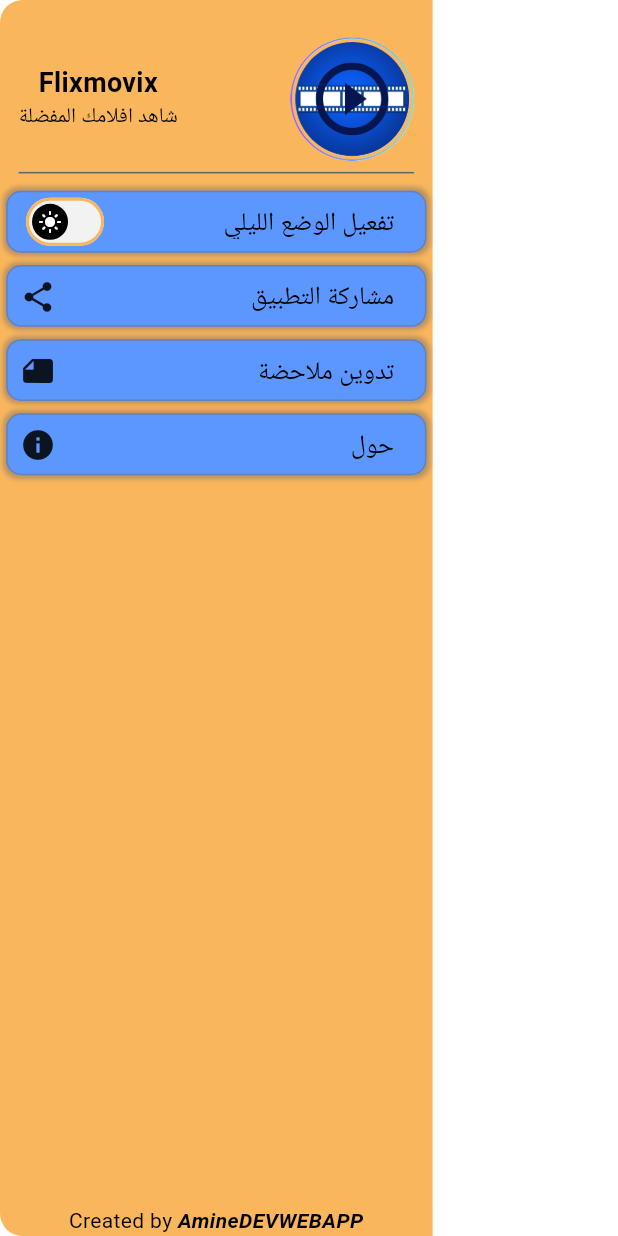
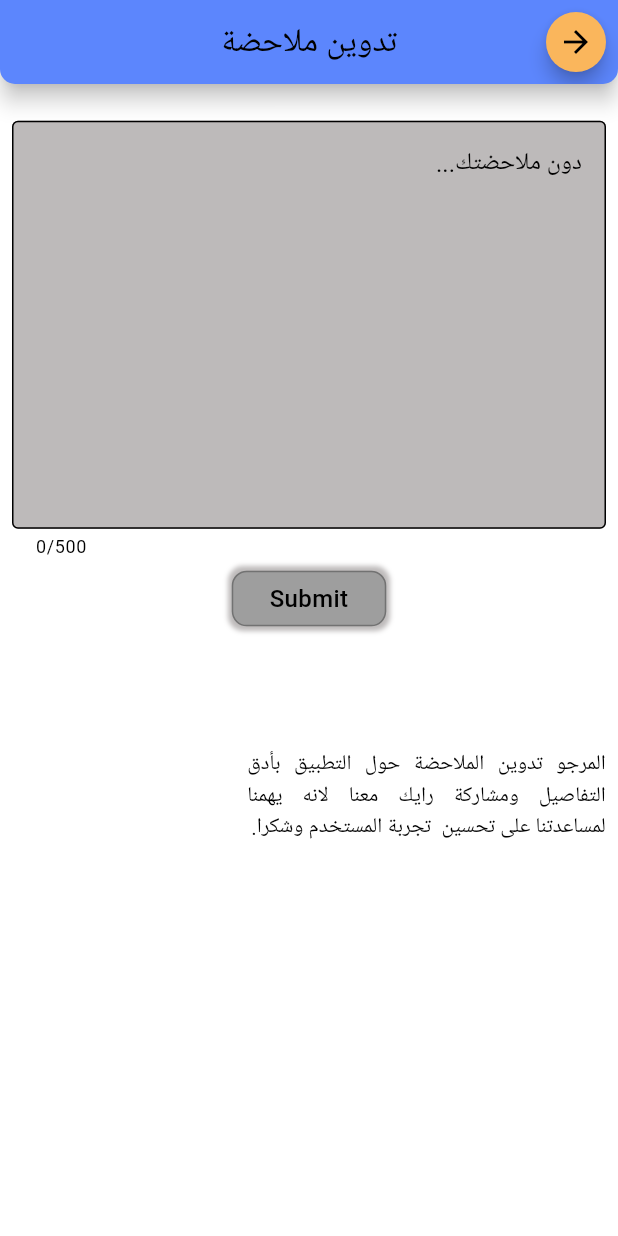
Before and after one commit to AmineDEVWEBAPP/flixmovix, a Flutter app: the HomeDrawer widget shown alone on an empty page, opened directly, after a tap on "تدوين ملاحضة", on a phone screen of 412 x 824 dp. Run offline on Flutter 3.47's test engine with Material 3 defaults, Android fonts, the phone set to English and light mode, and no system bars; our stand-ins replace awesome_dialog, cloud_firestore, dashed_circular_progress_bar, firebase_core, flutter_dotenv, flutter_native_splash and 6 more; missing offline and left inert: beautiful_soup_dart, unity_ads_plugin, webview_flutter_plus; accounts and stored records are empty; network calls fail; statements that could not run were skipped; key blocks and very long unbroken strings in the code were emptied for the run.

Commit message:
build note page

```diff
--- /dev/null
+++ b/lib/controller/note_controller.dart
@@ -0,0 +1,3 @@
+import 'package:get/get.dart';
+
+class NoteController extends GetxController {}
--- /dev/null
+++ b/lib/core/bindings/note_bindings.dart
@@ -0,0 +1,10 @@
+import 'package:get/get.dart';
+
+import '../../controller/note_controller.dart';
+
+class NoteBindings extends Bindings {
+  @override
+  void dependencies() {
+    Get.lazyPut(() => NoteController());
+  }
+}
--- a/lib/core/config/routes.dart
+++ b/lib/core/config/routes.dart
@@ -2,4 +2,5 @@ class AppRoutes {
   static String home = '/home';
   static String details = '/details';
   static String search = '/search';
+  static String note = '/note';
 }
--- a/lib/core/utils/methodes.dart
+++ b/lib/core/utils/methodes.dart
@@ -10,7 +10,7 @@
 
 logger(String? message) {
   // ignore: avoid_print
-  print('Logger : $message');
+  print('\x1B[34m [logger] → $message\x1B[0m');
 }
 
 Future initServices() async {
--- a/lib/main.dart
+++ b/lib/main.dart
@@ -4,11 +4,13 @@ import 'package:get/get.dart';
 
 import 'core/bindings/details_bindings.dart';
 import 'core/bindings/home_bindings.dart';
+import 'core/bindings/note_bindings.dart';
 import 'core/config/routes.dart';
 import 'core/config/theme.dart';
 import 'core/utils/methodes.dart';
 import 'view/screen/details/details.dart';
-import 'view/screen/home.dart';
+import 'view/screen/home/home.dart';
+import 'view/screen/note.dart';
 import 'view/screen/search.dart';
 
 void main() async {
@@ -41,6 +43,8 @@ class MyApp extends StatelessWidget {
             page: () => Details(),
             binding: DetailsBindings()),
         GetPage(name: AppRoutes.search, page: () => SearchPage()),
+        GetPage(
+            name: AppRoutes.note, page: () => Note(), binding: NoteBindings()),
       ],
     );
   }
--- a/lib/view/widgets/home_widgets/home_drawer.dart
+++ b/lib/view/screen/home/home_drawer.dart
@@ -6,9 +6,10 @@ import 'package:get/get.dart';
 
 import '../../../controller/home_controller.dart';
 import '../../../core/config/assets.dart';
+import '../../../core/config/routes.dart';
 import '../../../core/config/theme.dart';
 import '../../../core/service/scrapping_service.dart';
-import 'bottom_sheet_body.dart';
+import '../../widgets/home_widgets/bottom_sheet_body.dart';
 
 // ignore: must_be_immutable
 class HomeDrawer extends StatelessWidget {
@@ -104,8 +105,10 @@ class HomeDrawer extends StatelessWidget {
                 onTap: () async {
               await Get.bottomSheet(BottomSheetBody());
             }),
-            _buildButton('تدوين ملاحضة',
-                suffix: Icon(Icons.note), onTap: () {}),
+            _buildButton('تدوين ملاحضة', suffix: Icon(Icons.note), onTap: () {
+              Get.back();
+              Get.toNamed(AppRoutes.note);
+            }),
             _buildButton('حول', suffix: Icon(Icons.info)),
             SizedBox(height: Get.height * 0.02),
             GetBuilder<HomeController>(
--- /dev/null
+++ b/lib/view/screen/note.dart
@@ -0,0 +1,173 @@
+import 'package:awesome_dialog/awesome_dialog.dart';
+import 'package:flutter/material.dart';
+import 'package:get/get.dart';
+
+import '../../controller/note_controller.dart';
+import '../../core/config/theme.dart';
+import '../../core/service/firebase_service.dart';
+import '../widgets/shared/custom_circular_progress.dart';
+
+// ignore: must_be_immutable
+class Note extends StatelessWidget {
+  Note({super.key});
+  final ThemeData _appTheme = AppTheme().instance.theme;
+  final FocusNode _focusNode = FocusNode();
+  final TextEditingController _txtCont = TextEditingController();
+  bool activeButton = false;
+  bool isLoading = false;
+  @override
+  Widget build(BuildContext context) {
+    return Scaffold(
+        appBar: AppBar(centerTitle: true, title: Text('تدوين ملاحضة')),
+        body: Container(
+          color: _appTheme.scaffoldBackgroundColor,
+          height: Get.height,
+          child: SingleChildScrollView(
+            child: Column(children: [
+              SizedBox(height: Get.height * 0.02),
+              _buildTextField(),
+              GetBuilder<NoteController>(
+                  id: 'submitButton',
+                  builder: (controller) => _buildButton(
+                      onTap: () async {
+                        isLoading = true;
+                        controller.update(['submitButton']);
+                        Map<String, dynamic> response =
+                            await FirebaseService.writeNote(_txtCont.text);
+                        context.mounted
+                            ? AwesomeDialog(
+                                context: context,
+                                dialogType: _getDialogType(response),
+                                title: _getDialogText(response),
+                                dialogBackgroundColor:
+                                    _appTheme.scaffoldBackgroundColor,
+                                btnOk: Padding(
+                                    padding: EdgeInsets.symmetric(
+                                        horizontal: Get.width * 0.2),
+                                    child: _buildButton(
+                                        text: _getDialogBtnText(response),
+                                        onTap: () {
+                                          if (response['status']) {
+                                            Get.back();
+                                            Get.back();
+                                          } else {
+                                            Get.back();
+                                          }
+                                        })),
+                              ).show()
+                            : null;
+                        isLoading = false;
+                        controller.update(['submitButton']);
+                      },
+                      text: 'Submit',
+                      isLoading: isLoading,
+                      active: activeButton)),
+              SizedBox(height: Get.height * 0.1),
+              _buildHelperText(),
+            ]),
+          ),
+        ));
+  }
+
+  DialogType _getDialogType(Map<String, dynamic> response) =>
+      !response['connectionStatus']
+          ? DialogType.warning
+          : response['error']['errorStatus']
+              ? DialogType.error
+              : DialogType.success;
+
+  String _getDialogText(Map<String, dynamic> response) =>
+      !response['connectionStatus']
+          ? 'لا يوجد الاتصال بالانترنت'
+          : response['error']['errorStatus']
+              ? 'حدث خطأ'
+              : 'تمت اضافة الملاحضة';
+
+  String _getDialogBtnText(Map<String, dynamic> response) =>
+      response['status'] ? 'تم' : 'اعادة المحاولة';
+
+  Widget _buildTextField() => GetBuilder<NoteController>(
+      id: 'TextField',
+      builder: (controller) => Padding(
+            padding: const EdgeInsets.all(8.0),
+            child: TextField(
+              controller: _txtCont,
+              focusNode: _focusNode,
+              onTapOutside: (event) {
+                _focusNode.unfocus();
+                controller.update(['TextField']);
+              },
+              onChanged: (value) {
+                value.isEmpty ? activeButton = false : activeButton = true;
+                controller.update(['submitButton']);
+              },
+              onTap: () {
+                controller.update(['TextField']);
+              },
+              cursorColor: _appTheme.primaryColor,
+              decoration: InputDecoration(
+                fillColor: _focusNode.hasFocus
+                    ? const Color.fromARGB(255, 147, 147, 147)
+                    : _appTheme.shadowColor,
+                filled: true,
+                hintText: 'دون ملاحضتك...',
+                border: OutlineInputBorder(),
+                focusedBorder: OutlineInputBorder(
+                    borderSide:
+                        BorderSide(color: _appTheme.primaryColor, width: 2)),
+              ),
+              minLines: 10,
+              maxLines: 11,
+              maxLength: 500,
+            ),
+          ));
+
+  Widget _buildButton(
+          {String text = '',
+          void Function()? onTap,
+          bool isLoading = false,
+          bool active = true}) =>
+      InkWell(
+        // onTap: isLoading? || !active ? null : onTap,
+        onTap: isLoading || !active ? null : onTap,
+        child: Container(
+            width: Get.width * 0.25,
+            height: Get.height * 0.045,
+            alignment: Alignment.center,
+            decoration: BoxDecoration(
+              color:
+                  active ? AppTheme().instance.theme.primaryColor : Colors.grey,
+              boxShadow: [
+                BoxShadow(
+                  color: AppTheme().instance.theme.shadowColor,
+                  blurRadius: 2,
+                  spreadRadius: 2.5,
+                )
+              ],
+              borderRadius: BorderRadius.circular(10),
+              border: Border.all(
+                color: AppTheme().instance.theme.colorScheme.tertiary,
+              ),
+            ),
+            child: isLoading
+                ? CustomCircularProgress(
+                    lineWidth: 3.5, size: ((Get.height + Get.width) / 2) * 0.03)
+                : Text(text,
+                    style:
+                        TextStyle(fontSize: 16, fontWeight: FontWeight.w500))),
+      );
+
+  Widget _buildHelperText() => Align(
+        alignment: Alignment.centerRight,
+        child: Container(
+            width: Get.width * 0.6,
+            padding: EdgeInsets.only(right: Get.width * 0.02),
+            child:
+                Column(crossAxisAlignment: CrossAxisAlignment.start, children: [
+              Text(
+                'المرجو تدوين الملاحضة حول التطبيق بأدق التفاصيل ومشاركة رايك معنا لانه يهمنا لمساعدتنا على تحسين  تجربة المستخدم وشكرا.',
+                textAlign: TextAlign.justify,
+              ),
+            ])),
+      );
+}
--- a/lib/view/widgets/shared/custom_circular_progress.dart
+++ b/lib/view/widgets/shared/custom_circular_progress.dart
@@ -5,7 +5,8 @@ import 'package:get/get.dart';
 import '../../../core/config/theme.dart';
 
 class CustomCircularProgress extends StatelessWidget {
-  CustomCircularProgress({super.key, this.size, this.color});
+  CustomCircularProgress(
+      {super.key, this.size, this.color, this.lineWidth = 7.0});
 
   final ThemeData _appTheme = AppTheme().instance.theme;
 
@@ -13,9 +14,12 @@ class CustomCircularProgress extends StatelessWidget {
 
   final Color? color;
 
+  final double lineWidth;
+
   @override
   Widget build(BuildContext context) {
     return SpinKitDualRing(
+      lineWidth: lineWidth,
       color: color ?? _appTheme.colorScheme.secondary,
       size: size ?? ((Get.width + Get.height) / 2) * 0.06,
     );
--- a/pubspec.yaml
+++ b/pubspec.yaml
@@ -33,6 +33,7 @@ dependencies:
   sqflite: ^2.4.1
   shared_preferences: ^2.5.3
   webview_flutter_plus: ^0.4.19
+  awesome_dialog: ^3.2.1
 
 dev_dependencies:
   flutter_test:
```
Also changed, not shown: lib/core/service/firebase_service.dart (+27 -0 lines), lib/view/screen/home/home.dart (renamed from lib/view/screen/home.dart, +14 -14 lines), pubspec.lock, 5 other files.
